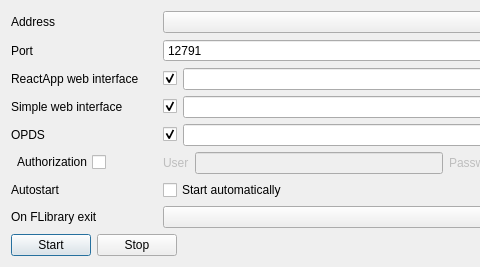
Qt form src/home/flibrary/gui/dialogs/OpdsDialog.ui (heimdallr/books) before a commit; both pictures show x 0 to 480 and y 0 to 267 of the 767 by 267 pixel window.
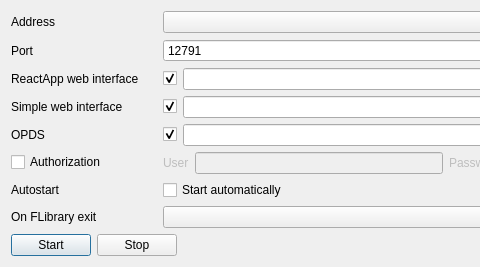
The same form after that commit. Icons and pictures are not drawn.

Commit message: #1133 Ещё правки по мелочи

What changed in the file:
```diff
--- a/src/home/flibrary/gui/dialogs/OpdsDialog.ui
+++ b/src/home/flibrary/gui/dialogs/OpdsDialog.ui
@@ -161,9 +161,6 @@
      </item>
      <item row="5" column="0">
       <widget class="QCheckBox" name="checkBoxAuth">
-       <property name="layoutDirection">
-        <enum>Qt::LayoutDirection::RightToLeft</enum>
-       </property>
        <property name="text">
         <string>Authorization</string>
        </property>
```
Left out of the diff: 6 changed lines with no effect on the pictures. The commit also changes 1 other file.
